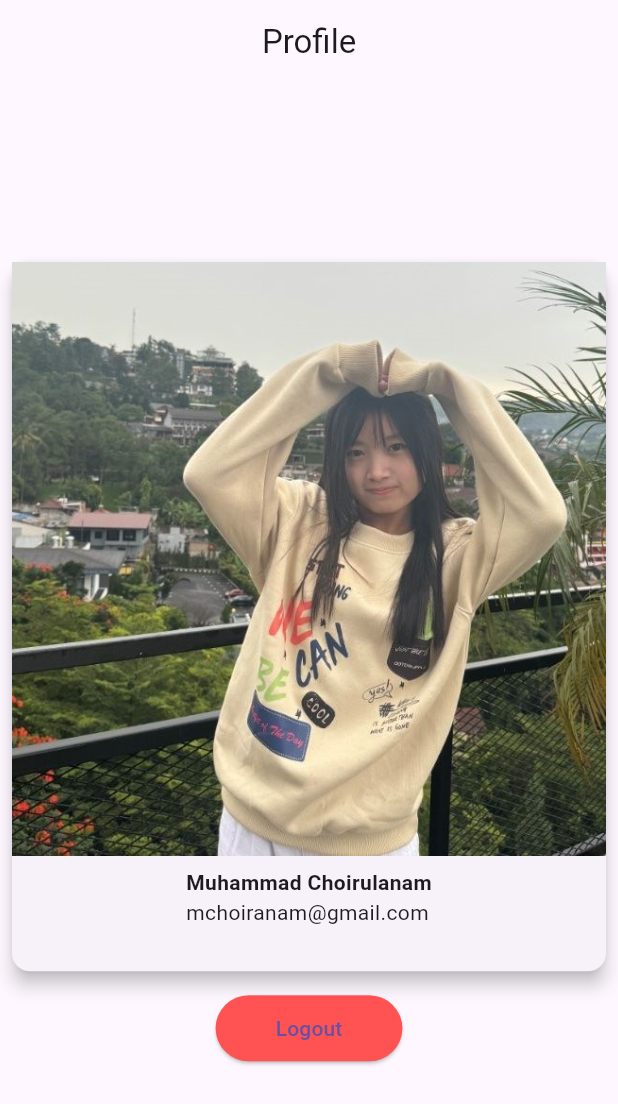
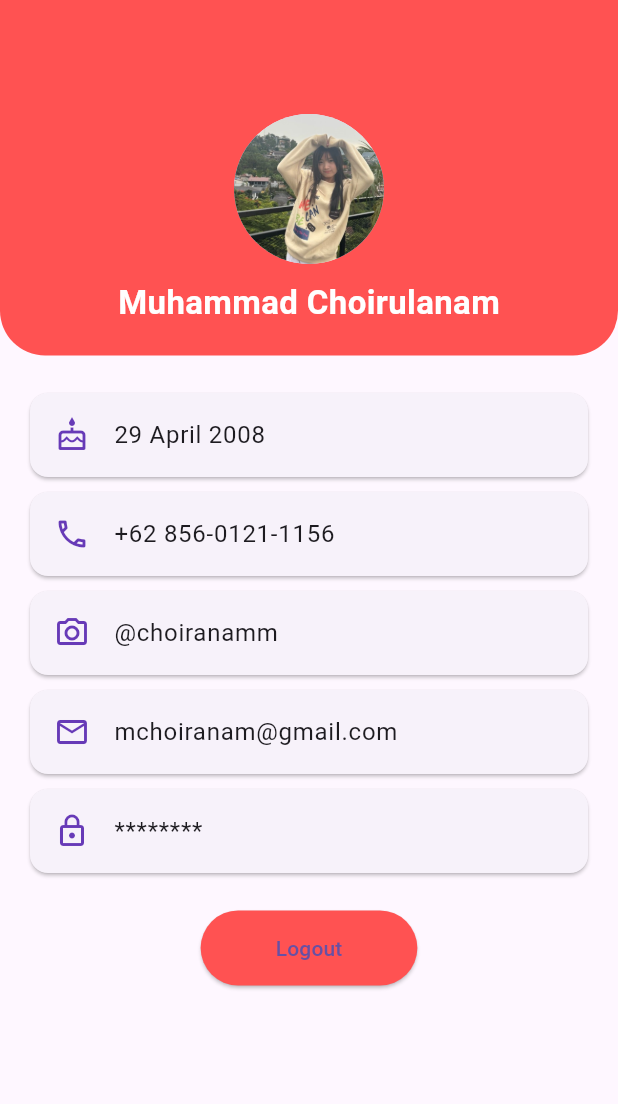
Before and after one commit to Choiranam/getx_apps, a Flutter app: the Profile screen opened directly, on a phone screen of 412 x 824 dp. Shown: the top 1104 px of the screen. Run offline on Flutter 3.47's test engine with Material 3 defaults, Android fonts, the phone set to English and light mode, and no system bars; our stand-ins replace get, shared_preferences; accounts and stored records are empty.

Commit message:
styling profile #2

```diff
--- a/lib/components/reusable_card.dart
+++ b/lib/components/reusable_card.dart
@@ -3,14 +3,12 @@ import 'package:flutter/material.dart';
 class ReusableCard extends StatelessWidget {
   final String imageAsset;
   final String title;
-  final String subtitle;
   final String price;
   final bool isHorizontal;
 
   const ReusableCard({
     required this.imageAsset,
     required this.title,
-    required this.subtitle,
     required this.price,
     this.isHorizontal = false,
     Key? key,
@@ -26,14 +24,16 @@ class ReusableCard extends StatelessWidget {
       child: isHorizontal
           ? Row(
               children: [
-                Image.asset(imageAsset, width: 80, height: 80, fit: BoxFit.cover),
+                Image.asset(imageAsset,
+                    width: 80, height: 80, fit: BoxFit.cover),
                 SizedBox(width: 10),
                 Expanded(
                   child: Column(
                     crossAxisAlignment: CrossAxisAlignment.start,
                     children: [
-                      Text(title, style: TextStyle(fontWeight: FontWeight.bold)),
-                      Text(subtitle),
+                      Text(title,
+                          style: TextStyle(fontWeight: FontWeight.bold)),
+                      // Hapus bagian subtitle
                       Text(price, style: TextStyle(color: Colors.red)),
                     ],
                   ),
@@ -48,8 +48,9 @@ class ReusableCard extends StatelessWidget {
                   child: Column(
                     crossAxisAlignment: CrossAxisAlignment.start,
                     children: [
-                      Text(title, style: TextStyle(fontWeight: FontWeight.bold)),
-                      Text(subtitle),
+                      Text(title,
+                          style: TextStyle(fontWeight: FontWeight.bold)),
+                      // Hapus bagian subtitle
                       Text(price, style: TextStyle(color: Colors.red)),
                     ],
                   ),
--- /dev/null
+++ b/lib/components/reusable_profile.dart
@@ -0,0 +1,23 @@
+import 'package:flutter/material.dart';
+
+class ProfileInfoCard extends StatelessWidget {
+  final IconData icon;
+  final String title;
+
+  const ProfileInfoCard({
+    Key? key,
+    required this.icon,
+    required this.title,
+  }) : super(key: key);
+
+  @override
+  Widget build(BuildContext context) {
+    return Card(
+      margin: EdgeInsets.symmetric(horizontal: 20, vertical: 5),
+      child: ListTile(
+        leading: Icon(icon, color: Colors.deepPurple),
+        title: Text(title),
+      ),
+    );
+  }
+}
--- a/lib/components/reusable_textfield.dart
+++ b/lib/components/reusable_textfield.dart
@@ -18,7 +18,7 @@ class ReusableTextField extends StatelessWidget {
       controller: controller,
       readOnly: readOnly,
       decoration: InputDecoration(
-        hintText: hintText.isEmpty ? null : hintText, // Menampilkan hintText jika tidak kosong
+        hintText: hintText.isEmpty ? null : hintText,
         border: OutlineInputBorder(
           borderRadius: BorderRadius.circular(8.0),
         ),
--- a/lib/controller/login_controller.dart
+++ b/lib/controller/login_controller.dart
@@ -6,10 +6,8 @@ class LoginController extends GetxController {
   var password = ''.obs;
 
   Future<bool> login() async {
-    // Simulasi login
     await Future.delayed(Duration(seconds: 1)); // Delay untuk simulasi
     if (username.value == 'admin' && password.value == 'admin') {
-      // Simpan status login
       SharedPreferences prefs = await SharedPreferences.getInstance();
       await prefs.setBool('isLoggedIn', true);
       return true;
--- a/lib/pages/home_page.dart
+++ b/lib/pages/home_page.dart
@@ -2,7 +2,6 @@ import 'package:flutter/material.dart';
 import 'package:get/get.dart';
 import 'package:getx_apps/controller/bottom_nav_contoller.dart';
 import 'package:getx_apps/pages/menus/home.dart';
-import 'package:getx_apps/pages/menus/favorites.dart';
 import 'package:getx_apps/pages/menus/cart.dart';
 import 'package:getx_apps/pages/menus/profile.dart';
 import 'package:getx_apps/pages/menus/custom_bottom_navigation_bar.dart';
@@ -15,8 +14,7 @@ class HomePage extends StatelessWidget {
   Widget build(BuildContext context) {
     final BottomNavContoller bottomNavContoller = Get.put(BottomNavContoller());
 
-    // Ubah urutan halaman
-    final List<Widget> menus = [Home(), Favorites(), Cart(), Profile()];
+    final List<Widget> menus = [Home(), Cart(), Profile()];
 
     return Obx(() {
       return Scaffold(
--- a/lib/pages/menus/profile.dart
+++ b/lib/pages/menus/profile.dart
@@ -1,8 +1,7 @@
 import 'package:flutter/material.dart';
 import 'package:get/get.dart';
-import 'package:shared_preferences/shared_preferences.dart';
 import 'package:getx_apps/controller/login_controller.dart';
-import 'package:getx_apps/components/reusable_card.dart';
+import 'package:getx_apps/components/reusable_profile.dart';
 
 class Profile extends StatelessWidget {
   final LoginController loginController = Get.find<LoginController>();
@@ -11,27 +10,71 @@ class Profile extends StatelessWidget {
   Widget build(BuildContext context) {
     String name = 'Muhammad Choirulanam';
     String email = 'mchoiranam@gmail.com';
+    String birthday = '29 April 2008';
+    String phone = '+62 856-0121-1156';
+    String instagram = '@choiranamm';
+    String password = '********';
 
     return Scaffold(
       appBar: AppBar(
         automaticallyImplyLeading: false,
-        title: Text('Profile'),
+        backgroundColor: Colors.redAccent,
         centerTitle: true,
       ),
-      body: Center(
-        child: SingleChildScrollView(
-          padding: const EdgeInsets.all(4.0),
+      body: SingleChildScrollView(
         child: Column(
-            mainAxisAlignment: MainAxisAlignment.center,
           children: [
-              ReusableCard(
-                imageAsset: 'assets/images/fritzy.jpeg',
-                title: name,
-                subtitle: email,
-                price: '',
-                isHorizontal: false,
+            Container(
+              width: double.infinity,
+              padding: EdgeInsets.symmetric(vertical: 20),
+              decoration: BoxDecoration(
+                color: Colors.redAccent,
+                borderRadius: BorderRadius.vertical(
+                  bottom: Radius.circular(30),
+                ),
+              ),
+              child: Column(
+                children: [
+                  CircleAvatar(
+                    radius: 50,
+                    backgroundImage: AssetImage('assets/images/fritzy.jpeg'),
                   ),
                   SizedBox(height: 10),
+                  Text(
+                    name,
+                    style: TextStyle(
+                      fontSize: 22,
+                      fontWeight: FontWeight.bold,
+                      color: Colors.white,
+                    ),
+                  ),
+                ],
+              ),
+            ),
+            SizedBox(height: 20),
+            ProfileInfoCard(
+              icon: Icons.cake_outlined,
+              title: birthday,
+            ),
+            ProfileInfoCard(
+              icon: Icons.phone_outlined,
+              title: phone,
+            ),
+            ProfileInfoCard(
+              icon: Icons.camera_alt_outlined,
+              title: instagram,
+            ),
+            ProfileInfoCard(
+              icon: Icons.email_outlined,
+              title: email,
+            ),
+            ProfileInfoCard(
+              icon: Icons.lock_outline,
+              title: password,
+            ),
+
+            SizedBox(height: 20),
+
             ElevatedButton(
               onPressed: () async {
                 await loginController.logout();
@@ -40,13 +83,15 @@ class Profile extends StatelessWidget {
               child: Text("Logout"),
               style: ElevatedButton.styleFrom(
                 backgroundColor: Colors.redAccent,
-                  padding: EdgeInsets.symmetric(horizontal: 40, vertical: 12),
+                padding: EdgeInsets.symmetric(horizontal: 50, vertical: 15),
+                shape: RoundedRectangleBorder(
+                  borderRadius: BorderRadius.circular(30),
+                ),
               ),
             ),
           ],
         ),
       ),
-      ),
     );
   }
 }
```
Also changed, not shown: lib/controller/profile_controller.dart (deleted, +0 -11 lines), lib/pages/login_page.dart (+4 -5 lines), lib/pages/menus/cart.dart (+93 -4 lines), lib/pages/menus/favorites.dart (deleted, +0 -13 lines), lib/pages/menus/home.dart (+8 -9 lines). Lines whose indentation alone changed are shown as unchanged.
